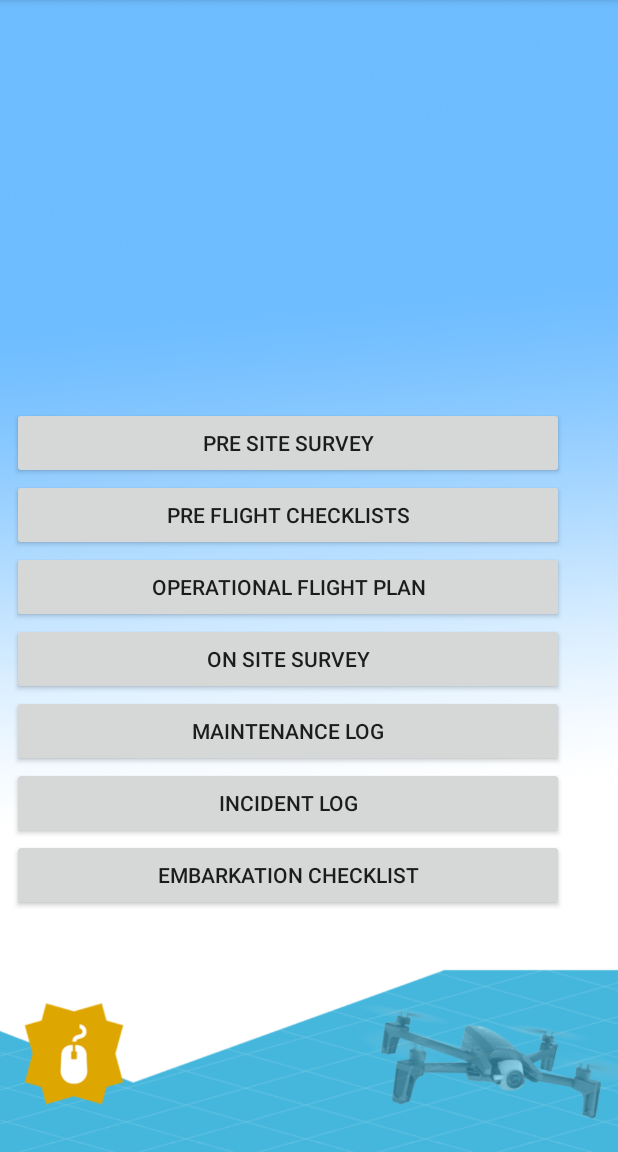
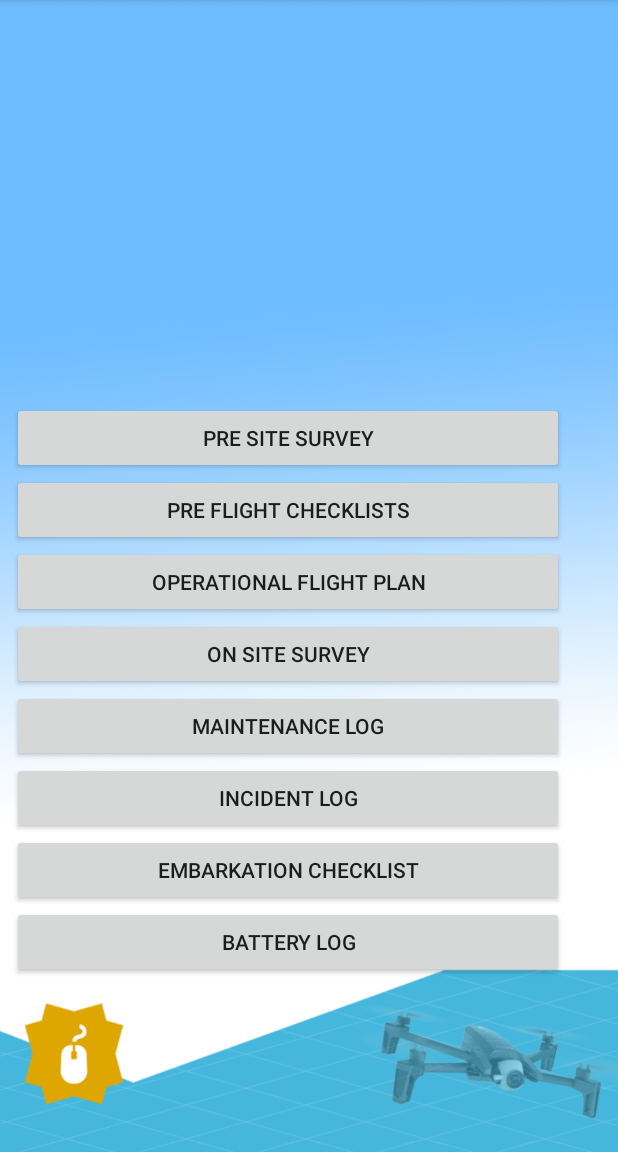
Before and after one commit to Darkscarves/Dronesproject, an Android app: the screen it shows after launch (MainActivity), on a phone screen of 412 x 824 dp, the part 84-1236 px from its top. Run offline under Robolectric (Android 15) with nearby library versions, the phone set to English and light mode, and no system bars.

Commit message:
scrollview groter gemaakt.

```diff
--- a/app/src/main/res/layout/activity_main.xml
+++ b/app/src/main/res/layout/activity_main.xml
@@ -9,8 +9,8 @@
 
     <ScrollView
         android:layout_width="368dp"
-        android:layout_height="335dp"
-        android:layout_marginBottom="150dp"
+        android:layout_height="389dp"
+        android:layout_marginBottom="100dp"
         android:layout_marginEnd="8dp"
         android:layout_marginLeft="8dp"
         android:layout_marginRight="8dp"
```
